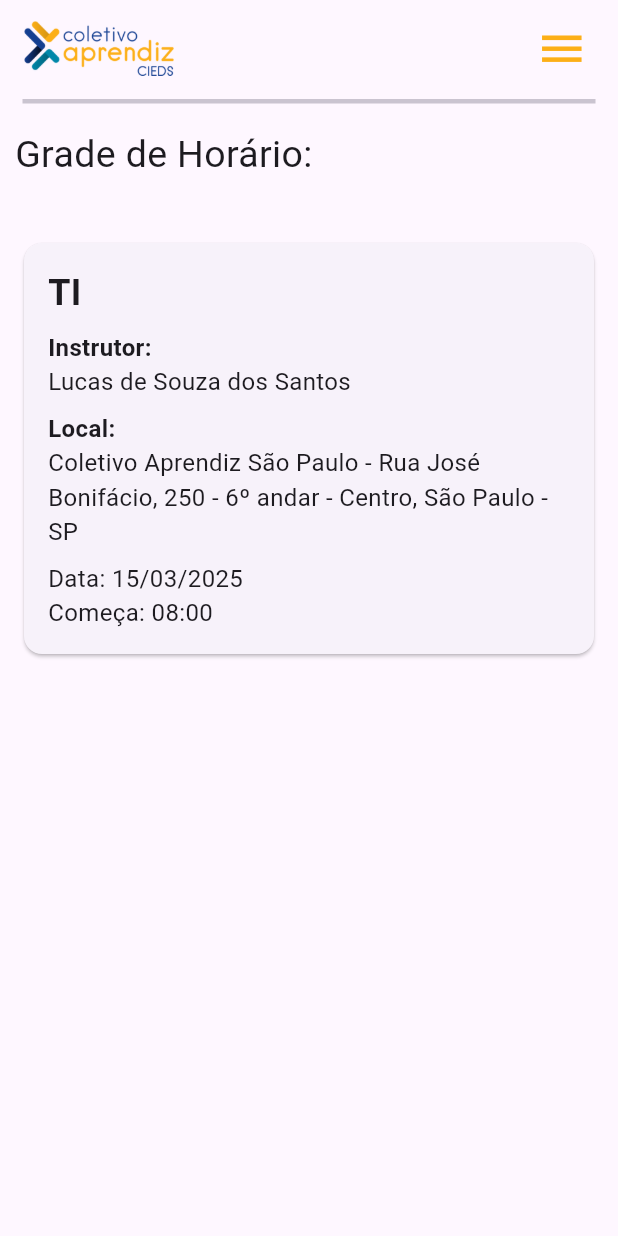
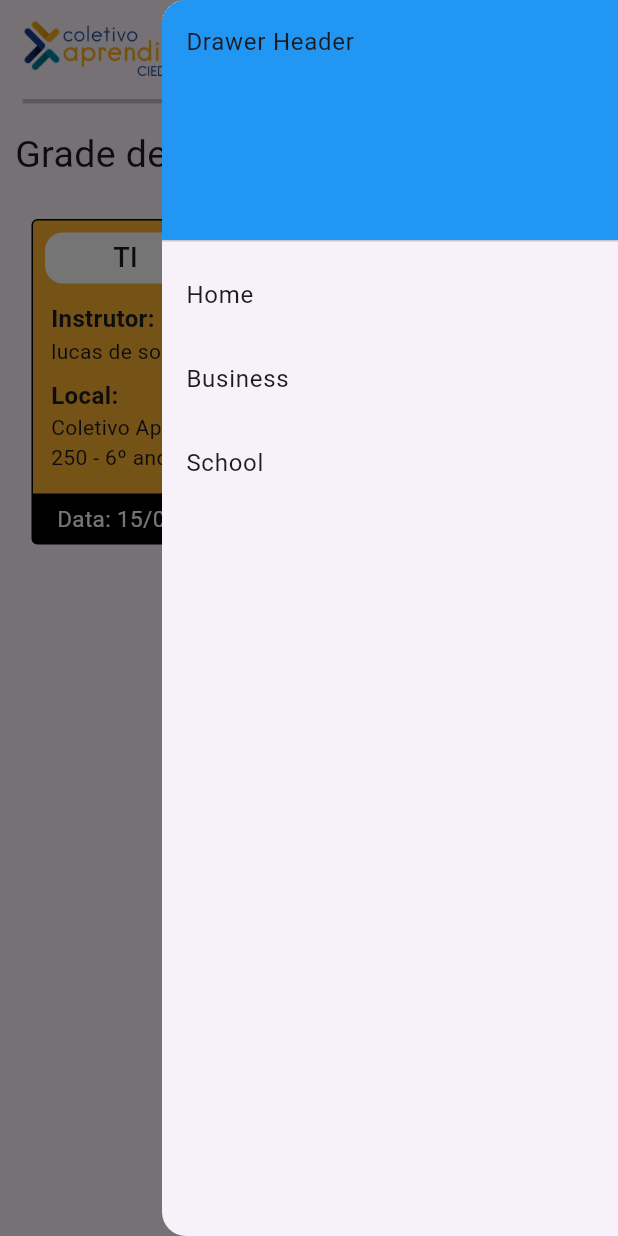
Before and after one commit to Lucas-Santos732/CIEDS, a Flutter app: the screen it shows after launch, after a tap on the "menu" icon, on a phone screen of 412 x 824 dp. Run offline on Flutter 3.47's test engine with Material 3 defaults, Android fonts, the phone set to English and light mode, and no system bars.

Commit message:
Criação de menu

```diff
--- a/lib/features/App_TelaInicial/Screens/TelaPrincipal_screen.dart
+++ b/lib/features/App_TelaInicial/Screens/TelaPrincipal_screen.dart
@@ -11,7 +11,7 @@ class MyApp extends StatelessWidget {
   Widget build(BuildContext context) {
     return MaterialApp(
       home: Scaffold(
-        appBar: const BarraTelaPrincipal(), // AppBar personalizado
+        appBar: const BarraTelaPrincipal(),
         body: SingleChildScrollView(
           child: Column(
             children: [
@@ -19,6 +19,41 @@ class MyApp extends StatelessWidget {
               const TextoHorario(),
               const SizedBox(height: 25),
               EventCard(),
+            ],
+          ),
+        ),
+        endDrawer: Drawer(
+          child: ListView(
+            padding: EdgeInsets.zero,
+            children: [
+              const DrawerHeader(
+                decoration: BoxDecoration(color: Colors.blue),
+                child: Text('Drawer Header'),
+              ),
+              ListTile(
+                title: const Text('Home'),
+                onTap: () {
+                  // Update the state of the app
+                  // Then close the drawer
+                  Navigator.pop(context);
+                },
+              ),
+              ListTile(
+                title: const Text('Business'),
+                onTap: () {
+                  // Update the state of the app
+                  // Then close the drawer
+                  Navigator.pop(context);
+                },
+              ),
+              ListTile(
+                title: const Text('School'),
+                onTap: () {
+                  // Update the state of the app
+                  // Then close the drawer
+                  Navigator.pop(context);
+                },
+              ),
             ],
           ),
         ),
@@ -34,6 +69,7 @@ class BarraTelaPrincipal extends StatelessWidget
   @override
   Widget build(BuildContext context) {
     return AppBar(
+      automaticallyImplyLeading: false, // Remove o ícone de menu padrão
       toolbarHeight: 65, // Altura do AppBar
       title: const SizedBox(
         width: 100,
@@ -45,12 +81,21 @@ class BarraTelaPrincipal extends StatelessWidget
         ),
       ),
       actions: <Widget>[
-        SizedBox(
+        Builder(
+          builder:
+              (context) => SizedBox(
                 width: 75,
                 child: IconButton(
-            icon: const Icon(Icons.menu, size: 35, color: Color(0xffFCAF17)),
-            onPressed: () {},
+                  icon: const Icon(
+                    Icons.menu,
+                    size: 35,
+                    color: Color(0xffFCAF17),
+                  ),
+                  onPressed: () {
+                    Scaffold.of(context).openEndDrawer();
+                  },
                   alignment: Alignment.center,
+                ),
               ),
         ),
       ],
@@ -90,36 +135,88 @@ class TextoHorario extends StatelessWidget {
 class EventCard extends StatelessWidget {
   @override
   Widget build(BuildContext context) {
-    return Card(
-      margin: EdgeInsets.all(16.0),
-      child: Padding(
-        padding: EdgeInsets.all(16.0),
+    return Center(
+      child: Container(
+        width: 370,
+        decoration: BoxDecoration(
+          color: Color(0xFFFFB433),
+          borderRadius: BorderRadius.circular(4),
+          border: Border.all(color: Colors.black),
+        ),
         child: Column(
           crossAxisAlignment: CrossAxisAlignment.start,
-          mainAxisSize: MainAxisSize.min,
-          children: <Widget>[
+          children: [
+            // Header com TI e Sala 1
+            Padding(
+              padding: const EdgeInsets.all(8.0),
+              child: Row(
+                mainAxisAlignment: MainAxisAlignment.spaceBetween,
+                children: [
+                  Container(
+                    padding: EdgeInsets.symmetric(horizontal: 8, vertical: 4),
+                    decoration: BoxDecoration(
+                      color: Colors.white,
+                      borderRadius: BorderRadius.circular(12),
+                    ),
+                    child: Text(
+                      '        TI         ',
+                      style: TextStyle(
+                        fontWeight: FontWeight.w500,
+                        fontSize: 18,
+                      ),
+                    ),
+                  ),
                   Text(
-              'TI',
-              style: TextStyle(fontSize: 24.0, fontWeight: FontWeight.bold),
+                    'Sala 1         ',
+                    style: TextStyle(fontSize: 20, color: Colors.white),
                   ),
-            SizedBox(height: 8.0),
+                ],
+              ),
+            ),
+            // Conteúdo do meio
+            Padding(
+              padding: const EdgeInsets.symmetric(horizontal: 12, vertical: 4),
+              child: Column(
+                crossAxisAlignment: CrossAxisAlignment.start,
+                children: [
                   Text(
                     'Instrutor:',
-              style: TextStyle(fontSize: 16.0, fontWeight: FontWeight.bold),
+                    style: TextStyle(fontWeight: FontWeight.w600, fontSize: 16),
                   ),
-            Text('Lucas de Souza dos Santos', style: TextStyle(fontSize: 16.0)),
-            SizedBox(height: 8.0),
+                  Text('lucas de souza dos santos'),
+                  SizedBox(height: 8),
                   Text(
                     'Local:',
-              style: TextStyle(fontSize: 16.0, fontWeight: FontWeight.bold),
+                    style: TextStyle(fontWeight: FontWeight.w600, fontSize: 16),
                   ),
                   Text(
                     'Coletivo Aprendiz São Paulo - Rua José Bonifácio, 250 - 6º andar - Centro, São Paulo - SP',
-              style: TextStyle(fontSize: 16.0),
                   ),
-            SizedBox(height: 8.0),
-            Text('Data: 15/03/2025', style: TextStyle(fontSize: 16.0)),
-            Text('Começa: 08:00', style: TextStyle(fontSize: 16.0)),
+                  SizedBox(height: 10),
+                ],
+              ),
+            ),
+            // Rodapé preto com data e hora
+            Container(
+              decoration: BoxDecoration(
+                color: Colors.black,
+                borderRadius: BorderRadius.vertical(bottom: Radius.circular(0)),
+              ),
+              padding: EdgeInsets.symmetric(horizontal: 12, vertical: 6),
+              child: Row(
+                mainAxisAlignment: MainAxisAlignment.spaceBetween,
+                children: [
+                  Text(
+                    ' Data: 15/03/2025',
+                    style: TextStyle(color: Colors.white, fontSize: 15),
+                  ),
+                  Text(
+                    'Inicio: 08:00   ',
+                    style: TextStyle(color: Colors.white, fontSize: 15),
+                  ),
+                ],
+              ),
+            ),
           ],
         ),
       ),
```
Lines whose indentation alone changed are shown as unchanged.
